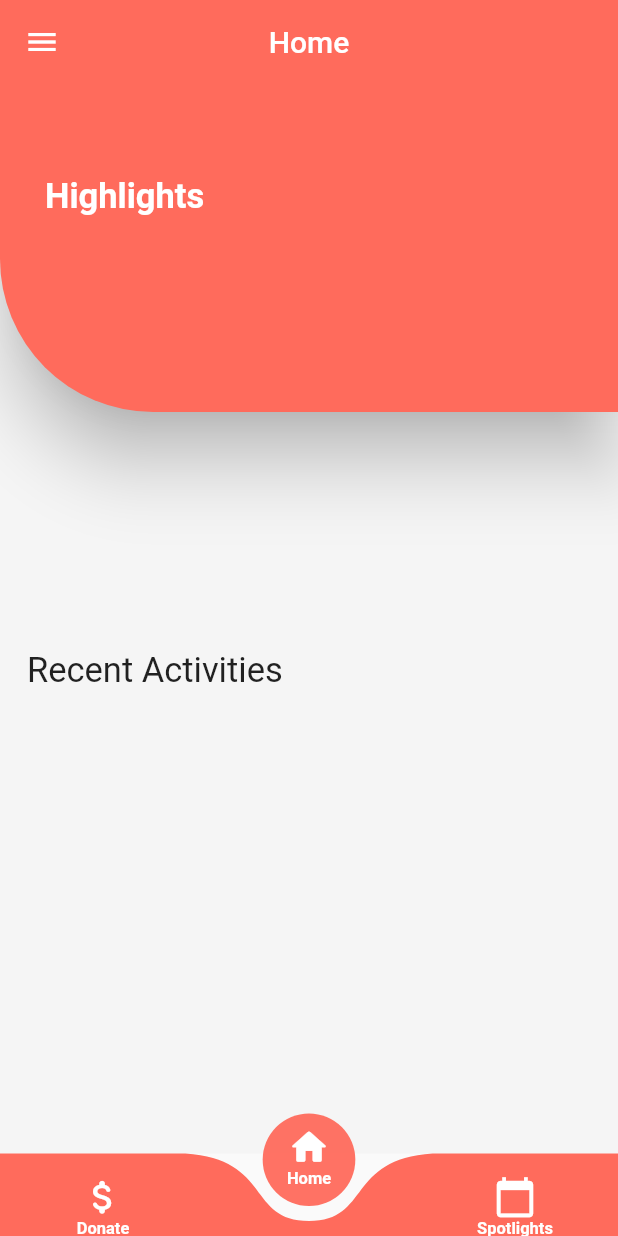
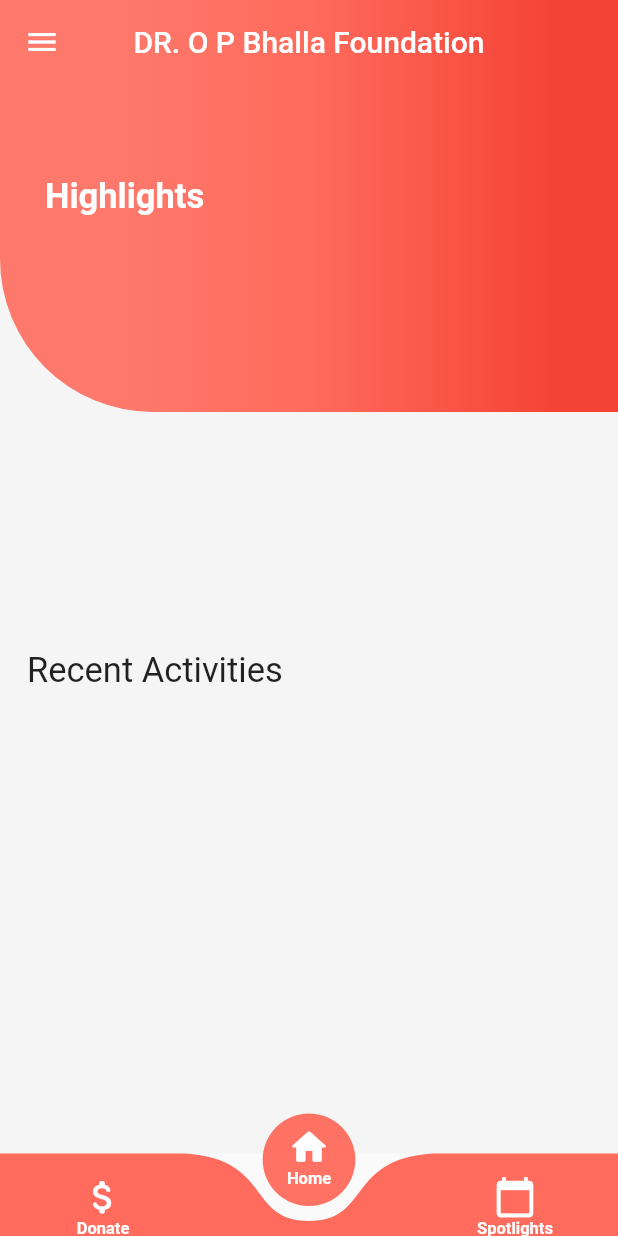
Before and after one commit to ashu2902/OpApp, a Flutter app: the screen it shows after launch, on a phone screen of 412 x 824 dp. Run offline on Flutter 3.47's test engine with Material 2 defaults, Android fonts, the phone set to English and light mode, and no system bars; drawn by our look-alikes of carousel_slider, curved_navigation_bar; our stand-ins replace cloud_firestore, file_picker, firebase_auth, firebase_core, firebase_storage, fluttertoast and 2 more; accounts and stored records are empty.

Commit message:
UI updated

```diff
--- a/lib/screens/users/HomePage.dart
+++ b/lib/screens/users/HomePage.dart
@@ -20,7 +20,7 @@
       height: _height,
       child: Stack(
         children: [
-          AppBarWidget(heading: 'Home'),
+          AppBarWidget(heading: 'DR. O P Bhalla Foundation'),
           Positioned(
               top: _height / 7,
               child: Padding(
--- a/lib/widgets/AppBarWidget.dart
+++ b/lib/widgets/AppBarWidget.dart
@@ -8,12 +8,24 @@
     final _height = MediaQuery.of(context).size.height;
 
     return Container(
+      decoration: BoxDecoration(
+        borderRadius: BorderRadius.only(bottomLeft: Radius.circular(102)),
+        gradient: LinearGradient(
+          colors: [
+            Color(0xffff6b5c).withOpacity(0.9),
+            Color(0xffff6b5c),
+            Colors.red
+          ],
+          stops: [0.2, 0.5, 0.9],
+        ),
+      ),
       height: _height / 3,
       child: AppBar(
-        elevation: 20,
+        elevation: 0,
         title: Text(heading),
         centerTitle: true,
-        backgroundColor: Color(0xffff6b5c),
+        foregroundColor: Colors.transparent,
+        backgroundColor: Colors.transparent,
         shape: RoundedRectangleBorder(
           borderRadius: BorderRadius.only(
             bottomLeft: Radius.circular(102),
```
Also changed, not shown: lib/widgets/Carousels.dart (+10 -79 lines).
